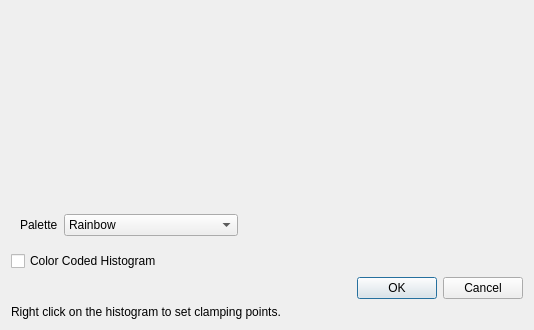
This is EditColorMap.ui in danlipsa/foamvis as Qt 5 draws it before an edit. The edited form follows.
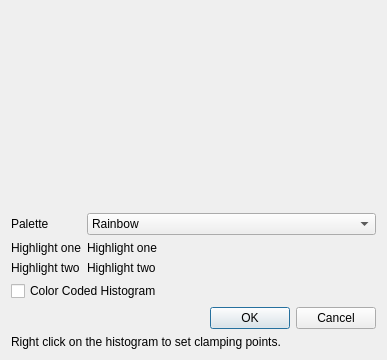
This is the edited form. Custom widgets are drawn as their Qt base class.

What changed in the file:
```diff
--- a/EditColorMap.ui
+++ b/EditColorMap.ui
@@ -6,8 +6,8 @@
    <rect>
     <x>0</x>
     <y>0</y>
-    <width>534</width>
-    <height>330</height>
+    <width>387</width>
+    <height>360</height>
    </rect>
   </property>
   <property name="windowTitle">
@@ -18,22 +18,19 @@
     <widget class="TransferFunctionHistogram" name="widgetHistogram" native="true"/>
    </item>
    <item>
-    <widget class="QWidget" name="widget" native="true">
-     <property name="sizePolicy">
-      <sizepolicy hsizetype="Preferred" vsizetype="Minimum">
-       <horstretch>0</horstretch>
-       <verstretch>0</verstretch>
-      </sizepolicy>
-     </property>
-     <layout class="QHBoxLayout" name="horizontalLayout">
-      <item>
+    <widget class="QWidget" name="widget_2" native="true">
+     <layout class="QFormLayout" name="formLayout">
+      <property name="margin">
+       <number>0</number>
+      </property>
+      <item row="0" column="0">
        <widget class="QLabel" name="label">
         <property name="text">
          <string>Palette</string>
         </property>
        </widget>
       </item>
-      <item>
+      <item row="0" column="1">
        <widget class="QComboBox" name="comboBoxPalette">
         <item>
          <property name="text">
@@ -77,18 +74,39 @@
         </item>
        </widget>
       </item>
-      <item>
-       <spacer name="horizontalSpacer">
-        <property name="orientation">
-         <enum>Qt::Horizontal</enum>
+      <item row="1" column="0">
+       <widget class="QLabel" name="label_3">
+        <property name="text">
+         <string>Highlight one</string>
         </property>
-        <property name="sizeHint" stdset="0">
-         <size>
-          <width>40</width>
-          <height>20</height>
-         </size>
+       </widget>
+      </item>
+      <item row="1" column="1">
+       <widget class="QLabel" name="labelHighlight1">
+        <property name="text">
+         <string>Highlight one</string>
         </property>
-       </spacer>
+        <property name="textFormat">
+         <enum>Qt::RichText</enum>
+        </property>
+       </widget>
+      </item>
+      <item row="2" column="0">
+       <widget class="QLabel" name="label_4">
+        <property name="text">
+         <string>Highlight two</string>
+        </property>
+       </widget>
+      </item>
+      <item row="2" column="1">
+       <widget class="QLabel" name="labelHighlight2">
+        <property name="text">
+         <string>Highlight two</string>
+        </property>
+        <property name="textFormat">
+         <enum>Qt::RichText</enum>
+        </property>
+       </widget>
       </item>
      </layout>
     </widget>
```
